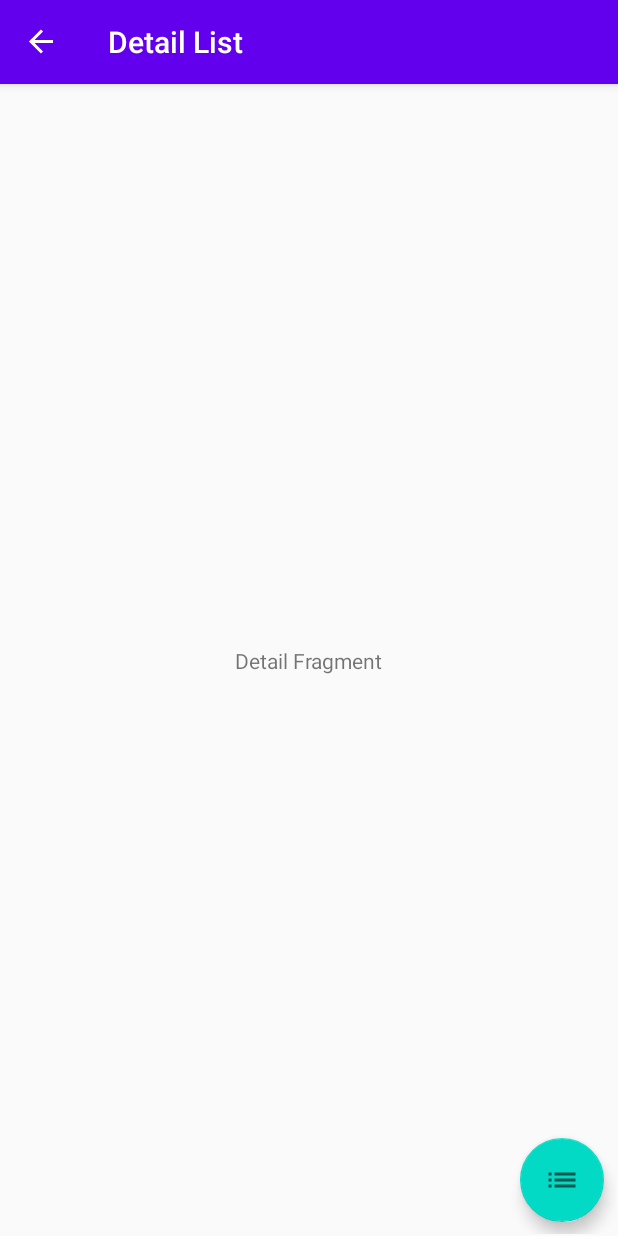
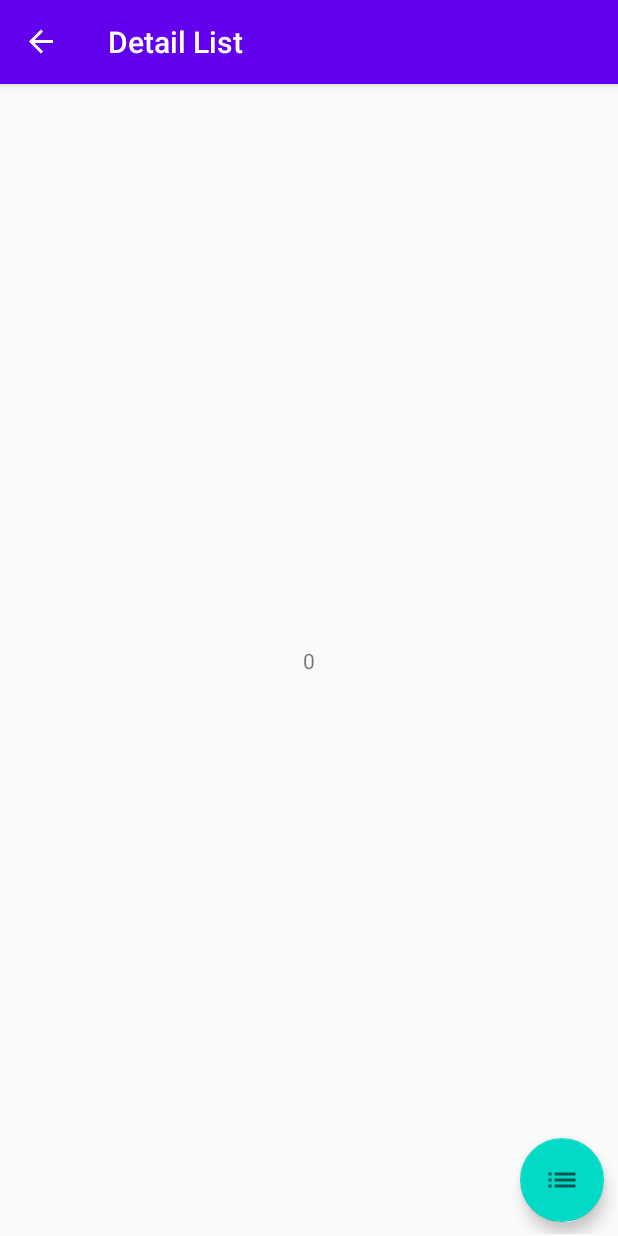
Before and after one commit to Miguel36/DogsProjectMVVM, an Android app: the DetailFragment screen opened through its navigation route, on a phone screen of 412 x 824 dp. Run offline under Robolectric (Android 15) with nearby library versions, the phone set to English and light mode, and no system bars; our stand-ins replace data binding, navigation-ui.

Commit message:
Pasando argumentos entre fragments

```diff
--- a/app/src/main/java/com/mmontilla/dogs/view/DetailFragment.kt
+++ b/app/src/main/java/com/mmontilla/dogs/view/DetailFragment.kt
@@ -12,6 +12,8 @@ import kotlinx.android.synthetic.main.fragment_detail.*
 
 class DetailFragment : Fragment() {
 
+    private var dogID = 0
+
     override fun onCreateView(
         inflater: LayoutInflater, container: ViewGroup?,
         savedInstanceState: Bundle?
@@ -23,6 +25,11 @@ class DetailFragment : Fragment() {
     override fun onViewCreated(view: View, savedInstanceState: Bundle?) {
         super.onViewCreated(view, savedInstanceState)
 
+        arguments?.let {
+            dogID = DetailFragmentArgs.fromBundle(it).dogUid
+            textView2.text = dogID.toString()
+        }
+
         buttonList.setOnClickListener {
             val action = DetailFragmentDirections.detailFragmentToListFragment()
             Navigation.findNavController(it).navigate(action)
--- a/app/src/main/java/com/mmontilla/dogs/view/ListFragment.kt
+++ b/app/src/main/java/com/mmontilla/dogs/view/ListFragment.kt
@@ -29,6 +29,7 @@ class ListFragment : Fragment() {
 
         buttonDetails.setOnClickListener {
             val action = ListFragmentDirections.listFragmentToDetailFragment()
+            action.dogUid = 10
             Navigation.findNavController(it).navigate(action)
         }
     }
--- a/app/src/main/java/com/mmontilla/dogs/view/MainActivity.kt
+++ b/app/src/main/java/com/mmontilla/dogs/view/MainActivity.kt
@@ -16,7 +16,7 @@ class MainActivity : AppCompatActivity() {
         setContentView(R.layout.activity_main)
 
         /**
-         * the title in the action bar will automatically be updated when
+         * The title in the action bar will automatically be updated when
          * the destination changes according to the label in navGraph
          */
         navController = Navigation.findNavController(this, R.id.fragment)
@@ -29,4 +29,8 @@ class MainActivity : AppCompatActivity() {
     override fun onSupportNavigateUp(): Boolean {
         return NavigationUI.navigateUp(navController, null)
     }
+
+    override fun onBackPressed() {
+        finish()
+    }
 }
--- a/app/src/main/res/navigation/dog_navigation.xml
+++ b/app/src/main/res/navigation/dog_navigation.xml
@@ -20,5 +20,9 @@
         <action
             android:id="@+id/detailFragment_to_listFragment"
             app:destination="@id/listFragment" />
+        <argument
+            android:name="dogUid"
+            app:argType="integer"
+            android:defaultValue="0" />
     </fragment>
 </navigation>
```
